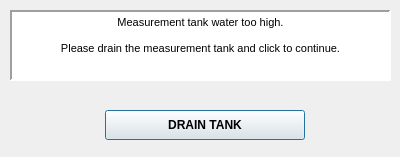
The window that Widget_Library/wtf_user_prompt_water_too_high.ui (8foldrepo/RF_Balance_Profound) describes before a commit, drawn with Qt 5.
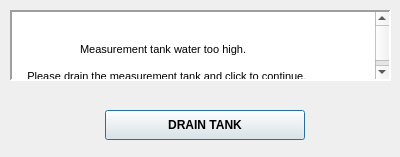
The same window after the commit.

The edit to the form file:
```diff
--- a/Widget_Library/wtf_user_prompt_water_too_high.ui
+++ b/Widget_Library/wtf_user_prompt_water_too_high.ui
@@ -94,12 +94,21 @@
    </property>
    <property name="html">
     <string>&lt;!DOCTYPE HTML PUBLIC &quot;-//W3C//DTD HTML 4.0//EN&quot; &quot;http://www.w3.org/TR/REC-html40/strict.dtd&quot;&gt;
-&lt;html&gt;&lt;head&gt;&lt;meta name=&quot;qrichtext&quot; content=&quot;1&quot; /&gt;&lt;style type=&quot;text/css&quot;&gt;
-p, li { white-space: pre-wrap; }
-&lt;/style&gt;&lt;/head&gt;&lt;body style=&quot; font-family:'MS Shell Dlg 2'; font-size:8.25pt; font-weight:600; font-style:normal;&quot;&gt;
-&lt;p align=&quot;center&quot; style=&quot; margin-top:0px; margin-bottom:0px; margin-left:0px; margin-right:0px; -qt-block-indent:0; text-indent:0px;&quot;&gt;&lt;span style=&quot; font-weight:400;&quot;&gt;Measurement tank water too high.&lt;/span&gt;&lt;/p&gt;
-&lt;p align=&quot;center&quot; style=&quot;-qt-paragraph-type:empty; margin-top:0px; margin-bottom:0px; margin-left:0px; margin-right:0px; -qt-block-indent:0; text-indent:0px; font-weight:400;&quot;&gt;&lt;br /&gt;&lt;/p&gt;
-&lt;p align=&quot;center&quot; style=&quot; margin-top:0px; margin-bottom:0px; margin-left:0px; margin-right:0px; -qt-block-indent:0; text-indent:0px;&quot;&gt;&lt;span style=&quot; font-weight:400;&quot;&gt;Please drain the measurement tank and click to continue.&lt;/span&gt;&lt;/p&gt;&lt;/body&gt;&lt;/html&gt;</string>
+                    &lt;html&gt;&lt;head&gt;&lt;meta name=&quot;qrichtext&quot; content=&quot;1&quot; /&gt;&lt;style
+                    type=&quot;text/css&quot;&gt;
+                    p, li { white-space: pre-wrap; }
+                    &lt;/style&gt;&lt;/head&gt;&lt;body style=&quot; font-family:'MS Shell Dlg 2'; font-size:8.25pt;
+                    font-weight:600; font-style:normal;&quot;&gt;
+                    &lt;p align=&quot;center&quot; style=&quot; margin-top:0px; margin-bottom:0px; margin-left:0px;
+                    margin-right:0px; -qt-block-indent:0; text-indent:0px;&quot;&gt;&lt;span style=&quot;
+                    font-weight:400;&quot;&gt;Measurement tank water too high.&lt;/span&gt;&lt;/p&gt;
+                    &lt;p align=&quot;center&quot; style=&quot;-qt-paragraph-type:empty; margin-top:0px;
+                    margin-bottom:0px; margin-left:0px; margin-right:0px; -qt-block-indent:0; text-indent:0px;
+                    font-weight:400;&quot;&gt;&lt;br /&gt;&lt;/p&gt;
+                    &lt;p align=&quot;center&quot; style=&quot; margin-top:0px; margin-bottom:0px; margin-left:0px;
+                    margin-right:0px; -qt-block-indent:0; text-indent:0px;&quot;&gt;&lt;span style=&quot;
+                    font-weight:400;&quot;&gt;Please drain the measurement tank and click to continue.&lt;/span&gt;&lt;/p&gt;&lt;/body&gt;&lt;/html&gt;
+                </string>
    </property>
   </widget>
  </widget>
```
Lines whose indentation alone changed are shown as unchanged.
